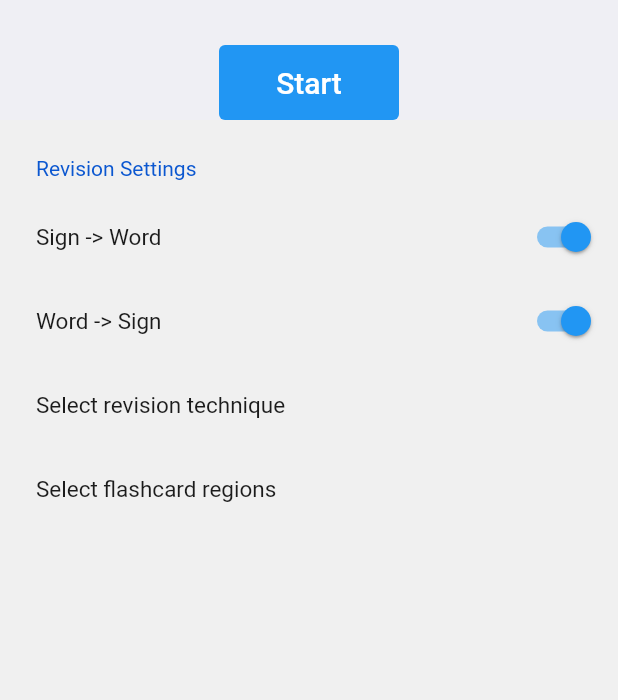
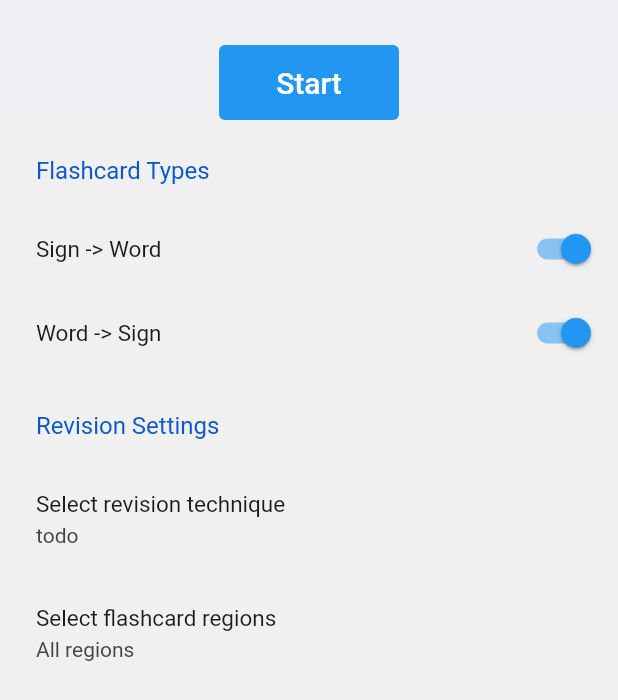
Before and after one commit to banool/auslan_dictionary, a Flutter app: the FlashcardsLandingPage widget shown alone on an empty page, opened directly with empty values, on a phone screen of 412 x 824 dp. Shown: the top 700 px of the screen. Run offline on Flutter 3.47's test engine with Material 2 defaults, Android fonts, the phone set to English and light mode, and no system bars; drawn by our look-alikes of settings_ui; our stand-ins replace carousel_slider, dots_indicator, flutter_cache_manager, multi_select_flutter, shared_preferences, video_player; missing offline and left inert: edit_distance, launch_review, mailto; accounts and stored records are empty; network calls fail; project files that could hold a hidden picture were left out.

Commit message:
Add validation, regions selection for flashcards

```diff
--- a/lib/flashcards_page.dart
+++ b/lib/flashcards_page.dart
@@ -54,10 +54,38 @@ class _FlashcardsLandingPageState extends State<FlashcardsLandingPage> {
     controller = _controller;
   }
 
+  late int numEnabledFlashcardTypes;
+  late final bool initialValueSignToWord;
+  late final bool initialValueWordToSign;
+
   void onPrefSwitch(String key, bool newValue) {
     setState(() {
       sharedPreferences.setBool(key, newValue);
+      if (newValue) {
+        numEnabledFlashcardTypes += 1;
+      } else {
+        numEnabledFlashcardTypes -= 1;
+      }
     });
+  }
+
+  @override
+  void initState() {
+    super.initState();
+    initialValueSignToWord =
+        sharedPreferences.getBool(KEY_SIGN_TO_WORD) ?? true;
+    initialValueWordToSign =
+        sharedPreferences.getBool(KEY_WORD_TO_SIGN) ?? true;
+    numEnabledFlashcardTypes = 0;
+    if (initialValueSignToWord) {
+      numEnabledFlashcardTypes += 1;
+    }
+    if (initialValueWordToSign) {
+      numEnabledFlashcardTypes += 1;
+    }
+    print(initialValueSignToWord);
+    print(initialValueWordToSign);
+    print(numEnabledFlashcardTypes);
   }
 
   @override
@@ -65,9 +93,26 @@ class _FlashcardsLandingPageState extends State<FlashcardsLandingPage> {
     EdgeInsetsDirectional margin =
         EdgeInsetsDirectional.only(start: 15, end: 15, top: 10, bottom: 10);
 
+    List<int> initialRegionsValues =
+        (sharedPreferences.getStringList(KEY_FLASHCARD_REGIONS) ?? [])
+            .map((e) => int.parse(e))
+            .toList();
+    String regionsString = initialRegionsValues
+        .map((e) => Region.values[e].pretty)
+        .toList()
+        .join(", ");
+    if (regionsString == "") {
+      regionsString = "All regions";
+    }
+
     List<AbstractSettingsSection?> sections = [
       SettingsSection(
-        title: Text('Revision Settings'),
+          title: Padding(
+              padding: EdgeInsets.only(bottom: 5),
+              child: Text(
+                'Flashcard Types',
+                style: TextStyle(fontSize: 16),
+              )),
           tiles: [
             SettingsTile.switchTile(
               title: Text(
@@ -85,14 +130,25 @@ class _FlashcardsLandingPageState extends State<FlashcardsLandingPage> {
               initialValue: sharedPreferences.getBool(KEY_WORD_TO_SIGN) ?? true,
               onToggle: (newValue) => onPrefSwitch(KEY_WORD_TO_SIGN, newValue),
             ),
+          ]),
+      SettingsSection(
+        title: Padding(
+            padding: EdgeInsets.only(bottom: 5),
+            child: Text(
+              'Revision Settings',
+              style: TextStyle(fontSize: 16),
+            )),
+        tiles: [
           SettingsTile.navigation(
-            title: getText(
-              'Select revision technique',
-            ),
+            title: getText('Select revision technique'),
             trailing: Container(),
             onPressed: (BuildContext context) async {
               // TODO
             },
+            description: Text(
+              "todo",
+              textAlign: TextAlign.center,
+            ),
           ),
           SettingsTile.navigation(
             title: getText("Select flashcard regions"),
@@ -101,24 +157,27 @@ class _FlashcardsLandingPageState extends State<FlashcardsLandingPage> {
               await showDialog(
                 context: context,
                 builder: (ctx) {
-                    List<int> initialValues = (sharedPreferences
-                                .getStringList(KEY_FLASHCARD_REGIONS) ??
-                            [])
-                        .map((e) => e as int)
-                        .toList();
                   return MultiSelectDialog(
+                    title: Text("Regions"),
                     items: Region.values
                         .map((e) => MultiSelectItem(e.index, e.pretty))
                         .toList(),
-                      initialValue: initialValues,
+                    initialValue: initialRegionsValues,
                     onConfirm: (values) {
+                      setState(() {
                         sharedPreferences.setStringList(KEY_FLASHCARD_REGIONS,
                             values.map((e) => e.toString()).toList());
+                      });
                     },
                   );
                 },
               );
-              }),
+            },
+            description: Text(
+              regionsString,
+              textAlign: TextAlign.center,
+            ),
+          ),
         ],
         margin: margin,
       ),
@@ -134,6 +193,16 @@ class _FlashcardsLandingPageState extends State<FlashcardsLandingPage> {
     Widget settings = SettingsList(
       sections: nonNullSections,
     );
+
+    Function()? onPressedStart;
+    if (numEnabledFlashcardTypes > 0) {
+      onPressedStart = () async {
+        await Navigator.push(
+          context,
+          MaterialPageRoute(builder: (context) => FlashcardsPage()),
+        );
+      };
+    }
 
     return Container(
       child: Center(
@@ -151,16 +220,19 @@ class _FlashcardsLandingPageState extends State<FlashcardsLandingPage> {
               style: TextStyle(fontSize: 20),
             ),
             style: ButtonStyle(
-              backgroundColor: MaterialStateProperty.all<Color>(MAIN_COLOR),
+              backgroundColor: MaterialStateProperty.resolveWith(
+                (states) {
+                  if (states.contains(MaterialState.disabled)) {
+                    return Colors.grey;
+                  } else {
+                    return MAIN_COLOR;
+                  }
+                },
+              ),
               foregroundColor: MaterialStateProperty.all<Color>(Colors.white),
               minimumSize: MaterialStateProperty.all<Size>(Size(120, 50)),
             ),
-            onPressed: () async {
-              await Navigator.push(
-                context,
-                MaterialPageRoute(builder: (context) => FlashcardsPage()),
-              );
-            },
+            onPressed: onPressedStart,
           ),
           Expanded(child: settings),
         ],
--- a/lib/settings_page.dart
+++ b/lib/settings_page.dart
@@ -243,11 +243,15 @@ class SettingsPageState extends State<SettingsPage> {
   }
 }
 
-Text getText(String s) {
+Text getText(String s, {bool larger = false}) {
+  double size = 15;
+  if (larger) {
+    size = 18;
+  }
   return Text(
     s,
     textAlign: TextAlign.center,
-    style: TextStyle(fontSize: 15),
+    style: TextStyle(fontSize: size),
   );
 }
 
--- a/pubspec.yaml
+++ b/pubspec.yaml
@@ -15,7 +15,7 @@ publish_to: 'none' # Remove this line if you wish to publish to pub.dev
 # In iOS, build-name is used as CFBundleShortVersionString while build-number used as CFBundleVersion.
 # Read more about iOS versioning at
 # https://developer.apple.com/library/archive/documentation/General/Reference/InfoPlistKeyReference/Articles/CoreFoundationKeys.html
-version: 1.6.39+486
+version: 1.6.40+487
 
 environment:
   sdk: '>=2.12.0 <3.0.0'
```
Lines whose indentation alone changed are shown as unchanged.
